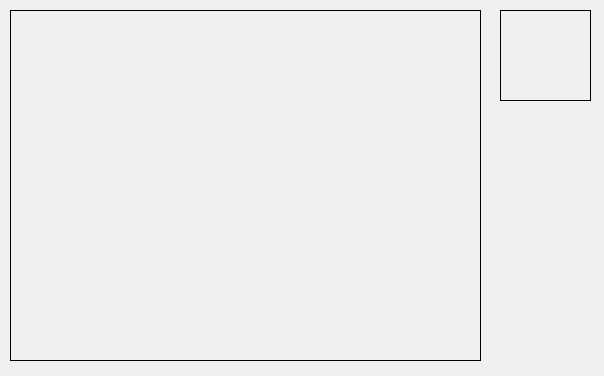
Above: source/leapgui.ui from itsrainingmani/UB-Sign-Language before the change. Below: the same form after it.
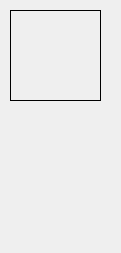
That is the form after the change.

Patch:
```diff
--- a/source/leapgui.ui
+++ b/source/leapgui.ui
@@ -6,33 +6,17 @@
    <rect>
     <x>0</x>
     <y>0</y>
-    <width>604</width>
-    <height>376</height>
+    <width>121</width>
+    <height>253</height>
    </rect>
   </property>
   <property name="windowTitle">
    <string>LeapGui</string>
   </property>
-  <widget class="QLabel" name="imgLabel">
-   <property name="geometry">
-    <rect>
-     <x>10</x>
-     <y>10</y>
-     <width>471</width>
-     <height>351</height>
-    </rect>
-   </property>
-   <property name="frameShape">
-    <enum>QFrame::Box</enum>
-   </property>
-   <property name="text">
-    <string/>
-   </property>
-  </widget>
   <widget class="QLabel" name="charLabel">
    <property name="geometry">
     <rect>
-     <x>500</x>
+     <x>10</x>
      <y>10</y>
      <width>91</width>
      <height>91</height>
```
